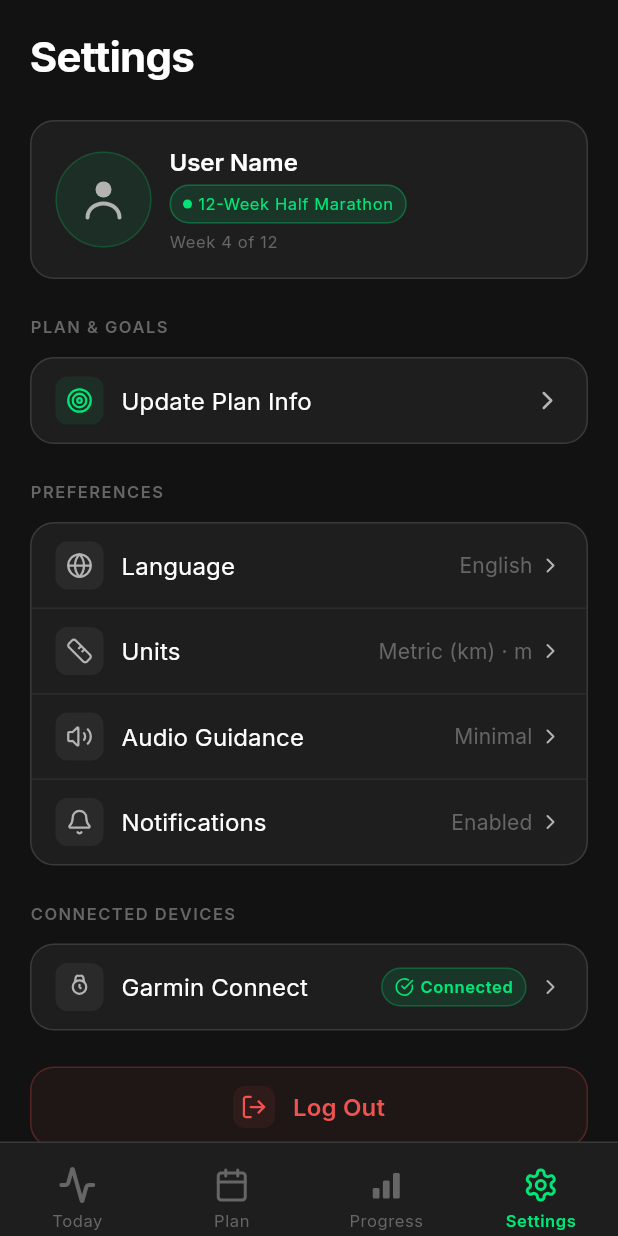
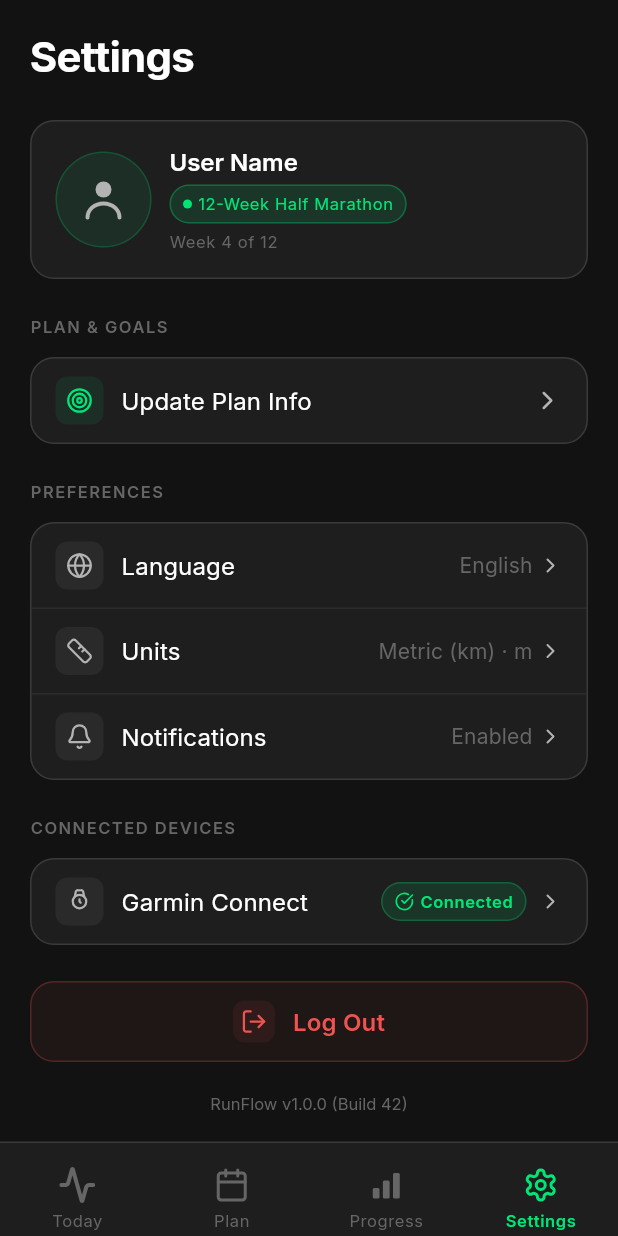
Before and after one commit to DavidGD616/Running-app, a Flutter app: the SettingsScreen screen opened by its route, on a phone screen of 412 x 824 dp. Run offline on Flutter 3.47's test engine with Material 3 defaults, Android fonts, the phone set to English and light mode, and no system bars; our stand-ins replace flutter_riverpod, flutter_svg, go_router, google_fonts, shared_preferences; accounts and stored records are empty.

Commit message:
Remove audio guidance placeholder

```diff
--- a/apps/mobile/lib/features/settings/presentation/screens/settings_screen.dart
+++ b/apps/mobile/lib/features/settings/presentation/screens/settings_screen.dart
@@ -126,13 +126,6 @@ class SettingsScreen extends ConsumerWidget {
                     onTap: () => context.push(RouteNames.settingsUnits),
                   ),
                   SettingsRow(
-                    label: l10n.settingsAudioGuidance,
-                    iconAsset: 'assets/icons/speaker.svg',
-                    variant: SettingsRowVariant.value,
-                    valueLabel: l10n.settingsAudioValue,
-                    onTap: () {},
-                  ),
-                  SettingsRow(
                     label: l10n.settingsNotifications,
                     iconAsset: 'assets/icons/bell.svg',
                     variant: SettingsRowVariant.value,
--- a/apps/mobile/lib/l10n/app_en.arb
+++ b/apps/mobile/lib/l10n/app_en.arb
@@ -1512,12 +1512,6 @@
   "settingsUnitsValue": "Metric (km)",
   "@settingsUnitsValue": { "description": "Current units value" },
 
-  "settingsAudioGuidance": "Audio Guidance",
-  "@settingsAudioGuidance": { "description": "Audio guidance preference row label" },
-
-  "settingsAudioValue": "Minimal",
-  "@settingsAudioValue": { "description": "Current audio guidance value" },
-
   "settingsNotifications": "Notifications",
   "@settingsNotifications": { "description": "Notifications preference row label" },
 
--- a/apps/mobile/lib/l10n/app_es.arb
+++ b/apps/mobile/lib/l10n/app_es.arb
@@ -542,8 +542,6 @@
   "settingsUnitsMeters": "Metros (m)",
   "settingsUnitsFeet": "Pies (ft)",
   "settingsUnitsValue": "Métrico (km)",
-  "settingsAudioGuidance": "Guía de audio",
-  "settingsAudioValue": "Mínimo",
   "settingsNotifications": "Notificaciones",
   "settingsNotificationsValue": "Activado",
   "settingsConnectedDevicesSection": "Dispositivos conectados",
--- a/apps/mobile/lib/l10n/app_localizations.dart
+++ b/apps/mobile/lib/l10n/app_localizations.dart
@@ -2945,18 +2945,6 @@ abstract class AppLocalizations {
   /// **'Metric (km)'**
   String get settingsUnitsValue;
 
-  /// Audio guidance preference row label
-  ///
-  /// In en, this message translates to:
-  /// **'Audio Guidance'**
-  String get settingsAudioGuidance;
-
-  /// Current audio guidance value
-  ///
-  /// In en, this message translates to:
-  /// **'Minimal'**
-  String get settingsAudioValue;
-
   /// Notifications preference row label
   ///
   /// In en, this message translates to:
--- a/apps/mobile/lib/l10n/app_localizations_en.dart
+++ b/apps/mobile/lib/l10n/app_localizations_en.dart
@@ -1520,12 +1520,6 @@ class AppLocalizationsEn extends AppLocalizations {
   String get settingsUnitsValue => 'Metric (km)';
 
   @override
-  String get settingsAudioGuidance => 'Audio Guidance';
-
-  @override
-  String get settingsAudioValue => 'Minimal';
-
-  @override
   String get settingsNotifications => 'Notifications';
 
   @override
--- a/apps/mobile/lib/l10n/app_localizations_es.dart
+++ b/apps/mobile/lib/l10n/app_localizations_es.dart
@@ -1527,12 +1527,6 @@ class AppLocalizationsEs extends AppLocalizations {
   String get settingsUnitsValue => 'Métrico (km)';
 
   @override
-  String get settingsAudioGuidance => 'Guía de audio';
-
-  @override
-  String get settingsAudioValue => 'Mínimo';
-
-  @override
   String get settingsNotifications => 'Notificaciones';
 
   @override
```
Also changed, not shown: apps/mobile/assets/icons/speaker.svg (deleted).
